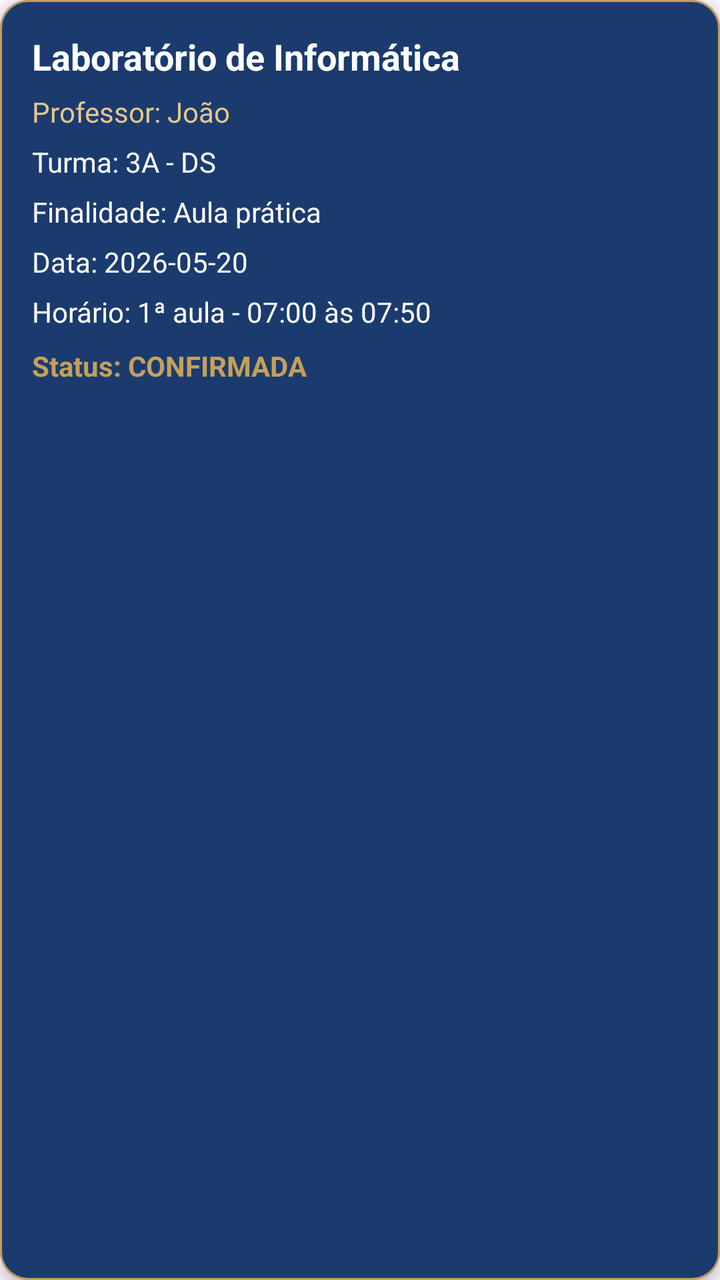
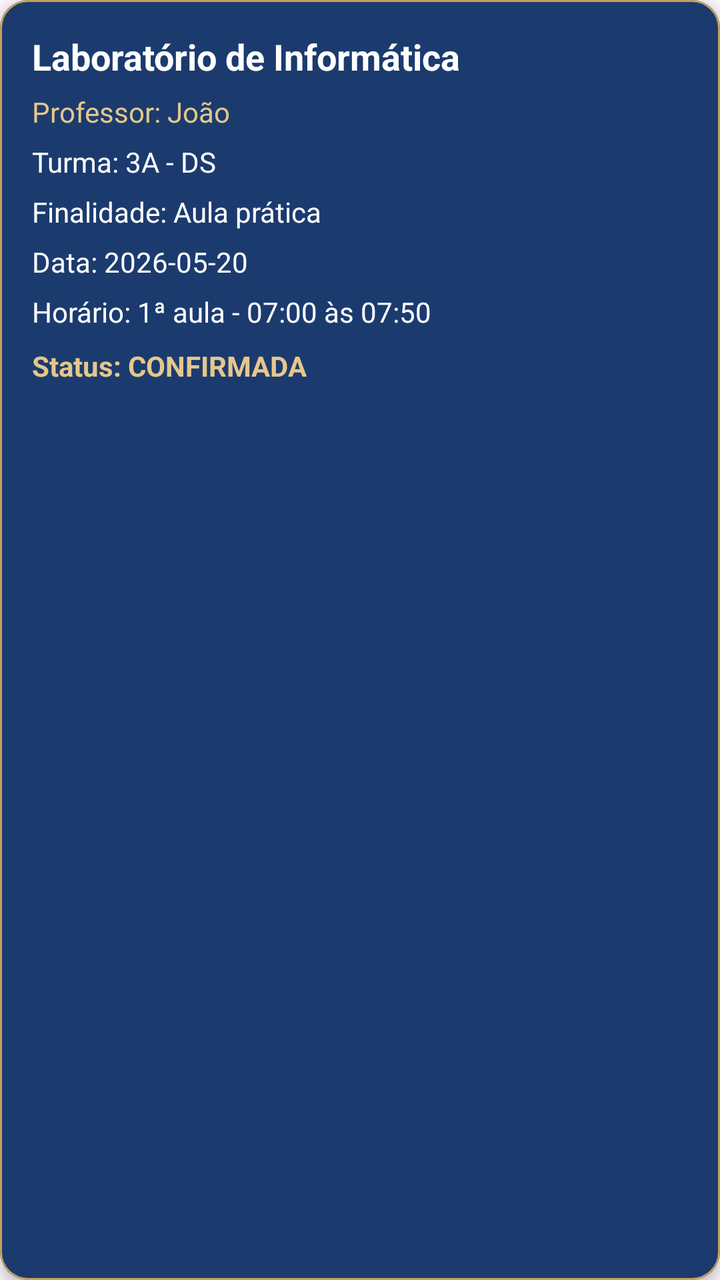

Two renders of the same Android screen: before a commit and after it. Below are the layout's source before the change and the commit's diff.
<!-- AndroidManifest.xml: application theme Theme.Agend -->
<!-- res/layout/item_agendamento_geral.xml -->
<?xml version="1.0" encoding="utf-8"?>
<com.google.android.material.card.MaterialCardView
    xmlns:android="http://schemas.android.com/apk/res/android"
    xmlns:app="http://schemas.android.com/apk/res-auto"
    android:id="@+id/cardAgendamentoGeral"
    android:layout_width="match_parent"
    android:layout_height="wrap_content"
    android:layout_marginBottom="12dp"
    app:cardBackgroundColor="@color/yarooms_blue_light"
    app:cardCornerRadius="14dp"
    app:cardElevation="4dp"
    app:strokeColor="@color/yarooms_gold"
    app:strokeWidth="1dp">

    <LinearLayout
        android:layout_width="match_parent"
        android:layout_height="wrap_content"
        android:orientation="vertical"
        android:padding="16dp">

        <TextView
            android:id="@+id/textoSalaAgendamentoGeral"
            android:layout_width="match_parent"
            android:layout_height="wrap_content"
            android:text="Laboratório de Informática"
            android:textColor="@color/white"
            android:textSize="18sp"
            android:textStyle="bold" />

        <TextView
            android:id="@+id/textoProfessorAgendamentoGeral"
            android:layout_width="match_parent"
            android:layout_height="wrap_content"
            android:text="Professor: João"
            android:textColor="@color/yarooms_gold_light"
            android:textSize="14sp"
            android:layout_marginTop="6dp" />

        <TextView
            android:id="@+id/textoTurmaAgendamentoGeral"
            android:layout_width="match_parent"
            android:layout_height="wrap_content"
            android:text="Turma: 3A - DS"
            android:textColor="@color/white"
            android:textSize="14sp"
            android:layout_marginTop="6dp" />

        <TextView
            android:id="@+id/textoFinalidadeAgendamentoGeral"
            android:layout_width="match_parent"
            android:layout_height="wrap_content"
            android:text="Finalidade: Aula prática"
            android:textColor="@color/white"
            android:textSize="14sp"
            android:layout_marginTop="6dp" />

        <TextView
            android:id="@+id/textoDataAgendamentoGeral"
            android:layout_width="match_parent"
            android:layout_height="wrap_content"
            android:text="Data: 2026-05-20"
            android:textColor="@color/white"
            android:textSize="14sp"
            android:layout_marginTop="6dp" />

        <TextView
            android:id="@+id/textoHorarioAgendamentoGeral"
            android:layout_width="match_parent"
            android:layout_height="wrap_content"
            android:text="Horário: 1ª aula - 07:00 às 07:50"
            android:textColor="@color/white"
            android:textSize="14sp"
            android:layout_marginTop="6dp" />

        <TextView
            android:id="@+id/textoStatusAgendamentoGeral"
            android:layout_width="match_parent"
            android:layout_height="wrap_content"
            android:text="Status: CONFIRMADA"
            android:textColor="@color/yarooms_gold"
            android:textSize="14sp"
            android:textStyle="bold"
            android:layout_marginTop="8dp" />

    </LinearLayout>

</com.google.android.material.card.MaterialCardView>
<!-- resources referenced by this layout -->
<resources>
  <color name="white">#FFFFFF</color>
  <color name="yarooms_blue_light">#1B3B6F</color>
  <color name="yarooms_gold">#C5A059</color>
  <color name="yarooms_gold_light">#E5C78B</color>
  <style name="Theme.Agend" parent="Base.Theme.Agend" />
  <style name="Base.Theme.Agend" parent="Theme.Material3.DayNight.NoActionBar">
          <item name="android:forceDarkAllowed" tools:targetApi="q">false</item>
          
          <item name="colorError">@color/yarooms_error</item>
      </style>
  <color name="yarooms_error">#FF5252</color>
</resources>

<!-- the commit's change to res/layout/item_agendamento_geral.xml (unified diff, before → after) -->
@@ -77,7 +77,7 @@
             android:layout_width="match_parent"
             android:layout_height="wrap_content"
             android:text="Status: CONFIRMADA"
-            android:textColor="@color/yarooms_gold"
+            android:textColor="@color/yarooms_gold_light"
             android:textSize="14sp"
             android:textStyle="bold"
             android:layout_marginTop="8dp" />
